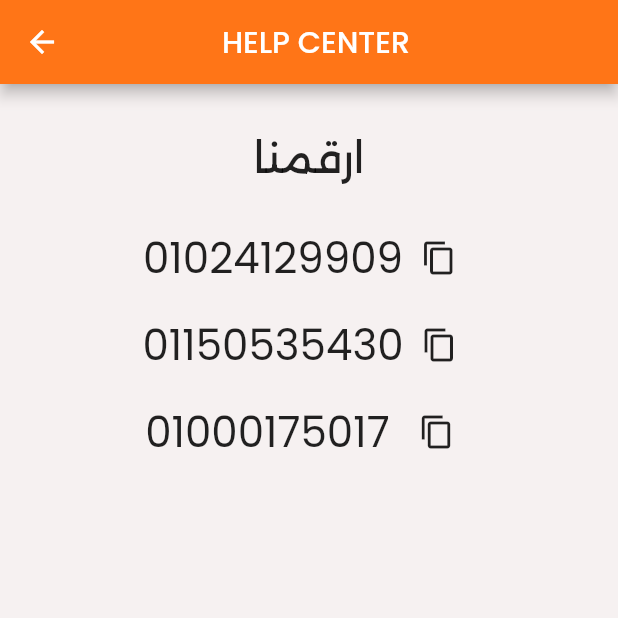
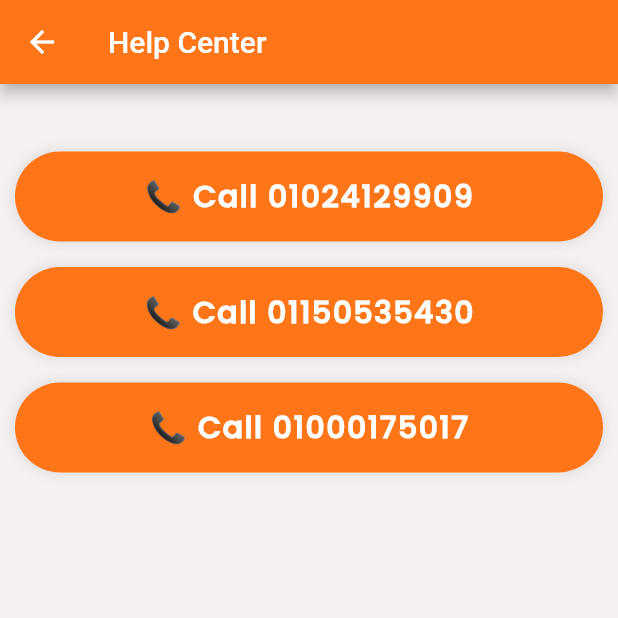
Before and after one commit to marcoemad02/souchi, a Flutter app: the HelpCenter screen opened directly, on a phone screen of 412 x 824 dp, the top half of it. Run offline on Flutter 3.47's test engine with Material 2 defaults, Android fonts, the phone set to English and light mode, and no system bars; our stand-ins replace cached_network_image, cloud_firestore, email_validator, firebase_auth, firebase_core, flutter_svg and 6 more; missing offline and left inert: flutter_phone_direct_caller; accounts and stored records are empty.

Commit message:
modified help center

```diff
--- a/lib/authentication/widgets/custom_snackbar.dart
+++ b/lib/authentication/widgets/custom_snackbar.dart
@@ -7,7 +7,7 @@ enum SnackBarType {
 }
 
 void showCustomSnackBar(BuildContext context, String message, SnackBarType type,
-    {Duration duration = const Duration(seconds: 2)}) {
+    {Duration duration = const Duration(seconds: 3)}) {
   Color backgroundColor;
   Icon icon;
 
@@ -21,7 +21,7 @@ void showCustomSnackBar(BuildContext context, String message, SnackBarType type,
       icon = const Icon(Icons.error, color: Colors.white);
       break;
     case SnackBarType.Info:
-      backgroundColor = Colors.blue;
+      backgroundColor = Colors.grey;
       icon = const Icon(Icons.info, color: Colors.white);
       break;
   }
@@ -34,7 +34,7 @@ void showCustomSnackBar(BuildContext context, String message, SnackBarType type,
         Expanded(
           child: Text(
             message,
-            style: const TextStyle(color: Colors.white),
+            style: const TextStyle(color: Colors.white,fontSize: 18),
             overflow: TextOverflow.ellipsis,
             maxLines: 2, // Adjust this value as needed
           ),
--- a/lib/views/pages/ProfilePage/Helpcenter_Screen.dart
+++ b/lib/views/pages/ProfilePage/Helpcenter_Screen.dart
@@ -1,89 +1,77 @@
-import 'package:cloud_firestore/cloud_firestore.dart';
+// ignore_for_file: use_key_in_widget_constructors
+
 import 'package:flutter/material.dart';
 import 'package:flutter/services.dart';
+import 'package:flutter_phone_direct_caller/flutter_phone_direct_caller.dart';
 import 'package:souchi/const.dart';
-import '../../../enums.dart';
-import '../../widgets/NavBar.dart';
+
+import '../../../authentication/widgets/custom_button.dart';
+import '../../../authentication/widgets/custom_snackbar.dart';
+
 class HelpCenter extends StatelessWidget {
-  const HelpCenter({
-    Key? key
-  }) : super(key: key);
+  const HelpCenter({Key? key}) ;
+
+  // Phone numbers
+  final String number1 = '01000175017';
+  final String number2 = '01150535430';
+  final String number3 = '01024129909';
+
+  // Function to call a number using flutter_phone_direct_caller
+  _callNumber(String number) async {
+    bool? res = await FlutterPhoneDirectCaller.callNumber(number);
+    if (res == true) {
+      // print('Calling $number...');
+    } else {
+      // print('Failed to call $number');
+    }
+  }
+
+  _copyToClipboard(BuildContext context, String number) {
+    Clipboard.setData(ClipboardData(text: number));
+    showCustomSnackBar(
+        context, 'Number copied to clipboard', SnackBarType.Info);
+  }
+
+
   @override
   Widget build(BuildContext context) {
     return Scaffold(
       appBar: AppBar(
-        title: const Row(
-          mainAxisAlignment: MainAxisAlignment.center,
+        title: const Text('Help Center'),
+        backgroundColor: kPrimaryColor,
+      ),
+      body: Center(
+        child: Column(
+          mainAxisAlignment: MainAxisAlignment.start,
           children: [
-            Text('HELP CENTER         ',
-            style: TextStyle(fontFamily: 'poppins'),
+            const SizedBox(height: 30),
+            CustomButton(
+              buttonLabel: '📞 Call '+ number3,
+              onPressed: () {
+                _callNumber(number3);
+                _copyToClipboard(context, number3);
+              },
             ),
+            CustomButton(
+              buttonLabel: '📞 Call '+ number2,
+              onPressed: () {
+                _callNumber(number2);
+                _copyToClipboard(context, number2);
+              },
+            ),
+
+            CustomButton(
+              buttonLabel: '📞 Call '+ number1,
+              onPressed: () {
+                _callNumber(number1);
+                _copyToClipboard(context, number1);
+              },
+            )
+
+
           ],
         ),
-        backgroundColor: kPrimaryColor,
       ),
-      body:Center(
-        child: Column(
-          children: [
-            const SizedBox(height: 32,),
-            const Text('ارقمنا',style: TextStyle(fontFamily: 'alexandria',fontSize: 28),),
-            const SizedBox(height: 26), // Optional spacing from the top
-            Column(
-              crossAxisAlignment: CrossAxisAlignment.start, // Aligns the inner column at the top
-              children: [
-                Row(
-                  mainAxisAlignment: MainAxisAlignment.center,
-                  children: [
-                    const Text(
-                      '01024129909',
-                      style: TextStyle(fontFamily: 'poppins', fontSize: 28),
-                    ),
-                    IconButton(
-                      onPressed: () async {
-                        await Clipboard.setData(const ClipboardData(text: "01024129909"));
-                      },
-                      icon: const Icon(Icons.copy),
-                    ),
-                  ],
-                ),
-                SizedBox(height: 10,),
-                Row(
-                  mainAxisAlignment: MainAxisAlignment.center,
-                  children: [
-                    const Text(
-                      '01150535430',
-                      style: TextStyle(fontFamily: 'poppins', fontSize: 28),
-                    ),
-                    IconButton(
-                      onPressed: () async {
-                        await Clipboard.setData(const ClipboardData(text: "01150535430"));
-                      },
-                      icon: const Icon(Icons.copy),
-                    ),
-                  ],
-                ),
-                SizedBox(height: 10,),
-                Row(
-                  mainAxisAlignment: MainAxisAlignment.center,
-                  children: [
-                    const Text(
-                      '01000175017 ',
-                      style: TextStyle(fontFamily: 'poppins', fontSize: 28),
-                    ),
-                    IconButton(
-                      onPressed: () async {
-                        await Clipboard.setData(const ClipboardData(text: "01000175017"));
-                      },
-                      icon: const Icon(Icons.copy),
-                    ),
-                  ],
-                ),
-              ],
-            ),
-          ],
-        ),
-      )
-
     );
   }
 }
--- a/lib/views/pages/ProfilePage/components/body.dart
+++ b/lib/views/pages/ProfilePage/components/body.dart
@@ -56,7 +56,7 @@ class Body extends StatelessWidget {
             text: "Help Center",
             icon: "assets/icons/Question mark.svg",
             press: () {
-              Get.to(() => const HelpCenter());
+              Get.to(() =>  HelpCenter());
             },
           ),
           ProfileMenu(
--- a/lib/views/widgets/NavBar.dart
+++ b/lib/views/widgets/NavBar.dart
@@ -88,7 +88,7 @@ class CustomBottomNavBar extends StatelessWidget {
                         : inActiveIconColor,
                   ),
                   onPressed: () {
-                    Get.to(() => const HelpCenter());
+                    Get.to(() =>  HelpCenter());
                   }),
               IconButton(
                   icon: SvgPicture.asset(
--- a/pubspec.yaml
+++ b/pubspec.yaml
@@ -51,6 +51,7 @@ dependencies:
   shared_preferences: ^2.2.0
   xdg_directories: ^1.0.1
   cached_network_image: ^3.2.3
+  flutter_phone_direct_caller: ^2.1.1
 
 
 
```
Also changed, not shown: pubspec.lock.
